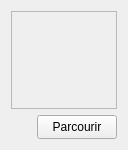
First picture: the form in src/gui/widgets/browseimagewidget.ui, repository FACT-Team/FactDev, before the edit.
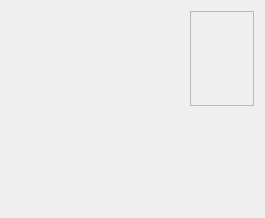
Second picture: the form after the edit. Icons and pictures are not drawn. Custom widgets are drawn as their Qt base class.

Commit message: Ui improved : chose image, pixmap for links

What changed in the file:
```diff
--- a/src/gui/widgets/browseimagewidget.ui
+++ b/src/gui/widgets/browseimagewidget.ui
@@ -6,8 +6,8 @@
    <rect>
     <x>0</x>
     <y>0</y>
-    <width>128</width>
-    <height>150</height>
+    <width>265</width>
+    <height>218</height>
    </rect>
   </property>
   <property name="minimumSize">
@@ -19,8 +19,8 @@
   <property name="windowTitle">
    <string>Form</string>
   </property>
-  <layout class="QVBoxLayout" name="verticalLayout">
-   <item>
+  <layout class="QGridLayout" name="gridLayout">
+   <item row="0" column="1">
     <widget class="QLabel" name="lbIcon">
      <property name="minimumSize">
       <size>
@@ -51,10 +51,8 @@
      </property>
     </widget>
    </item>
-   <item>
-    <layout class="QHBoxLayout" name="horizontalLayout">
-     <item>
-      <spacer name="horizontalSpacer_2">
+   <item row="0" column="0">
+    <spacer name="horizontalSpacer">
        <property name="orientation">
         <enum>Qt::Horizontal</enum>
        </property>
@@ -66,36 +64,23 @@
        </property>
       </spacer>
      </item>
-     <item>
-      <widget class="QPushButton" name="btnBrowse">
-       <property name="minimumSize">
-        <size>
-         <width>80</width>
-         <height>24</height>
-        </size>
-       </property>
-       <property name="maximumSize">
-        <size>
-         <width>80</width>
-         <height>24</height>
-        </size>
-       </property>
-       <property name="text">
-        <string>Parcourir</string>
-       </property>
-       <property name="icon">
-        <iconset resource="../../icons.qrc">
-         <normaloff>:/icons/img/folder.png</normaloff>:/icons/img/folder.png</iconset>
-       </property>
-      </widget>
-     </item>
-    </layout>
-   </item>
-  </layout>
+   <item row="1" column="0" colspan="2">
+    <widget class="Gui::Widgets::Path::ChoseFileWidget" name="widget" native="true"/>
+   </item>
+  </layout>
  </widget>
- <resources>
-  <include location="../../icons.qrc"/>
- </resources>
+ <customwidgets>
+  <customwidget>
+   <class>Gui::Widgets::Path::ChoseFileWidget</class>
+   <extends>QWidget</extends>
+   <header>gui/widgets/path/chosefilewidget.h</header>
+   <container>1</container>
+   <slots>
+    <signal>textChanged()</signal>
+   </slots>
+  </customwidget>
+ </customwidgets>
+ <resources/>
  <connections>
   <connection>
    <sender>btnBrowse</sender>
```
Left out of the diff: 12 changed lines with no effect on the pictures. Lines whose indentation alone changed are shown as unchanged. The commit also changes 7 other files.
